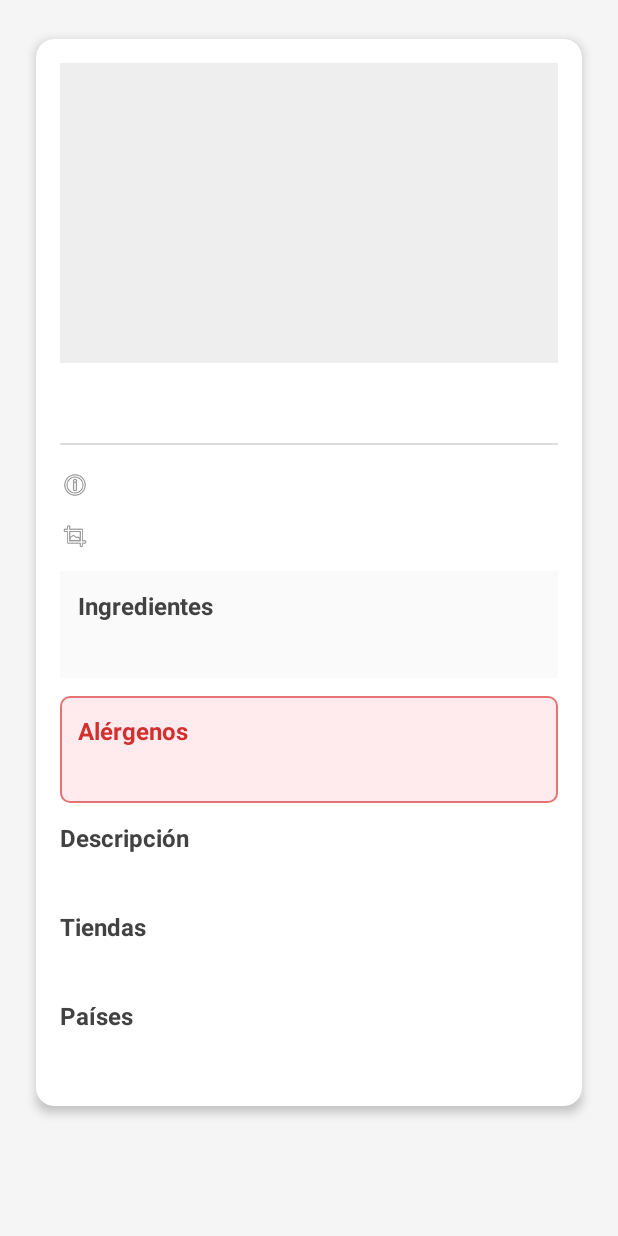
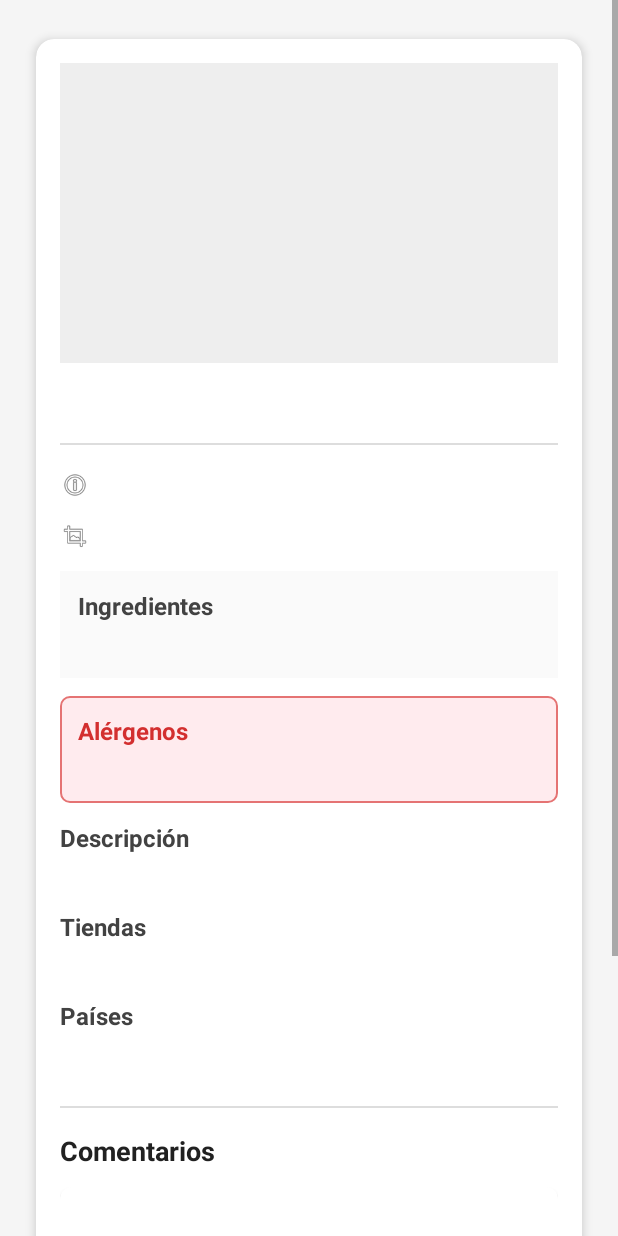
Before and after one commit to porropol13/appproductes, an Android app: the ProductDetailActivity screen opened directly, with no data from a screen before it, on a phone screen of 412 x 824 dp. Run offline under Robolectric (Android 15) with nearby library versions, the phone set to English and light mode, and no system bars; our stand-ins replace Firebase (no records; nobody signed in at launch, a user with empty details on screens opened directly); pictures from the network do not load; 1 statement that could not run was skipped.

Commit message:
To bien hechi

```diff
--- a/app/src/main/res/layout/activity_product_detail.xml
+++ b/app/src/main/res/layout/activity_product_detail.xml
@@ -38,8 +38,7 @@
                     android:contentDescription="imagen del producto"
                     android:background="#EEEEEE"
                     android:layout_marginBottom="16dp"
-                    android:clipToOutline="true"
-                    android:shape="rectangle" />
+                    android:clipToOutline="true" />
 
                 <!-- 2. Título: Nombre del producto -->
                 <TextView
@@ -69,8 +68,7 @@
                     <ImageView
                         android:layout_width="20dp"
                         android:layout_height="20dp"
-                        android:src="@android:drawable/ic_menu_info_details"
-                        />
+                        android:src="@android:drawable/ic_menu_info_details" />
 
                     <TextView
                         android:id="@+id/brandTextView"
@@ -92,8 +90,7 @@
                     <ImageView
                         android:layout_width="20dp"
                         android:layout_height="20dp"
-                        android:src="@android:drawable/ic_menu_crop"
-                        />
+                        android:src="@android:drawable/ic_menu_crop" />
 
                     <TextView
                         android:id="@+id/quantityTextView"
@@ -111,9 +108,7 @@
                     android:layout_height="wrap_content"
                     android:background="#FAFAFA"
                     android:padding="12dp"
-                    android:layout_marginBottom="12dp"
-                    android:clipToPadding="false"
-                    android:backgroundTint="#FAFAFA">
+                    android:layout_marginBottom="12dp">
 
                     <TextView
                         android:layout_width="wrap_content"
@@ -230,6 +225,44 @@
                         android:textSize="15sp" />
                 </LinearLayout>
 
+                <!-- === SECCIÓN DE COMENTARIOS === -->
+
+                <!-- Línea divisoria antes de comentarios -->
+                <View
+                    android:layout_width="match_parent"
+                    android:layout_height="1dp"
+                    android:background="#DDDDDD"
+                    android:layout_marginTop="16dp"
+                    android:layout_marginBottom="16dp" />
+
+                <!-- 10. Título 'Comentarios' -->
+                <TextView
+                    android:id="@+id/commentsTitle"
+                    android:layout_width="match_parent"
+                    android:layout_height="wrap_content"
+                    android:text="Comentarios"
+                    android:textSize="18sp"
+                    android:textStyle="bold"
+                    android:textColor="#212121"
+                    android:layout_marginBottom="12dp" />
+
+                <!-- 11. ListView para mostrar comentarios (altura fija) -->
+                <androidx.cardview.widget.CardView
+                    android:layout_width="match_parent"
+                    android:layout_height="wrap_content"
+                    card_view:cardCornerRadius="8dp"
+                    card_view:cardElevation="2dp"
+                    android:padding="8dp"
+                    android:layout_marginBottom="16dp">
+
+                    <ListView
+                        android:id="@+id/commentsListView"
+                        android:layout_width="match_parent"
+                        android:layout_height="200dp"
+                        android:divider="@android:color/darker_gray"
+                        android:dividerHeight="1dp" />
+                </androidx.cardview.widget.CardView>
+
             </LinearLayout>
         </androidx.cardview.widget.CardView>
 
```
Also changed, not shown: app/src/main/java/com/polporro/appproductes/ProductDetailActivity.java (+105 -21 lines).
